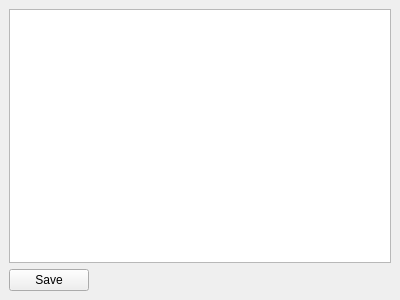
This is src/ui/dock/bookmarksdockwidget.ui in metaxy/openBibleViewer as Qt 5 draws it before an edit. The edited form follows.
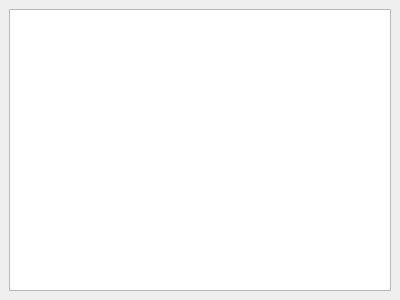
This is the edited form. Icons and pictures are not drawn.

Patch:
```diff
--- a/src/ui/dock/bookmarksdockwidget.ui
+++ b/src/ui/dock/bookmarksdockwidget.ui
@@ -19,6 +19,12 @@
      <layout class="QVBoxLayout" name="verticalLayout">
       <item>
        <widget class="QTreeWidget" name="treeWidget_bookmarks">
+        <property name="sizePolicy">
+         <sizepolicy hsizetype="Expanding" vsizetype="Expanding">
+          <horstretch>0</horstretch>
+          <verstretch>0</verstretch>
+         </sizepolicy>
+        </property>
         <property name="contextMenuPolicy">
          <enum>Qt::CustomContextMenu</enum>
         </property>
@@ -47,26 +53,6 @@
         </column>
        </widget>
       </item>
-      <item>
-       <widget class="QPushButton" name="pushButton_bookmarks_save">
-        <property name="sizePolicy">
-         <sizepolicy hsizetype="Fixed" vsizetype="Fixed">
-          <horstretch>0</horstretch>
-          <verstretch>0</verstretch>
-         </sizepolicy>
-        </property>
-        <property name="text">
-         <string>Save</string>
-        </property>
-        <property name="icon">
-         <iconset resource="../../icons.qrc">
-          <normaloff>:/icons/16x16/document-save.png</normaloff>:/icons/16x16/document-save.png</iconset>
-        </property>
-        <property name="shortcut">
-         <string>Ctrl+S</string>
-        </property>
-       </widget>
-      </item>
      </layout>
     </item>
    </layout>
```
Left out of the diff: 7 changed lines with no effect on the pictures.
